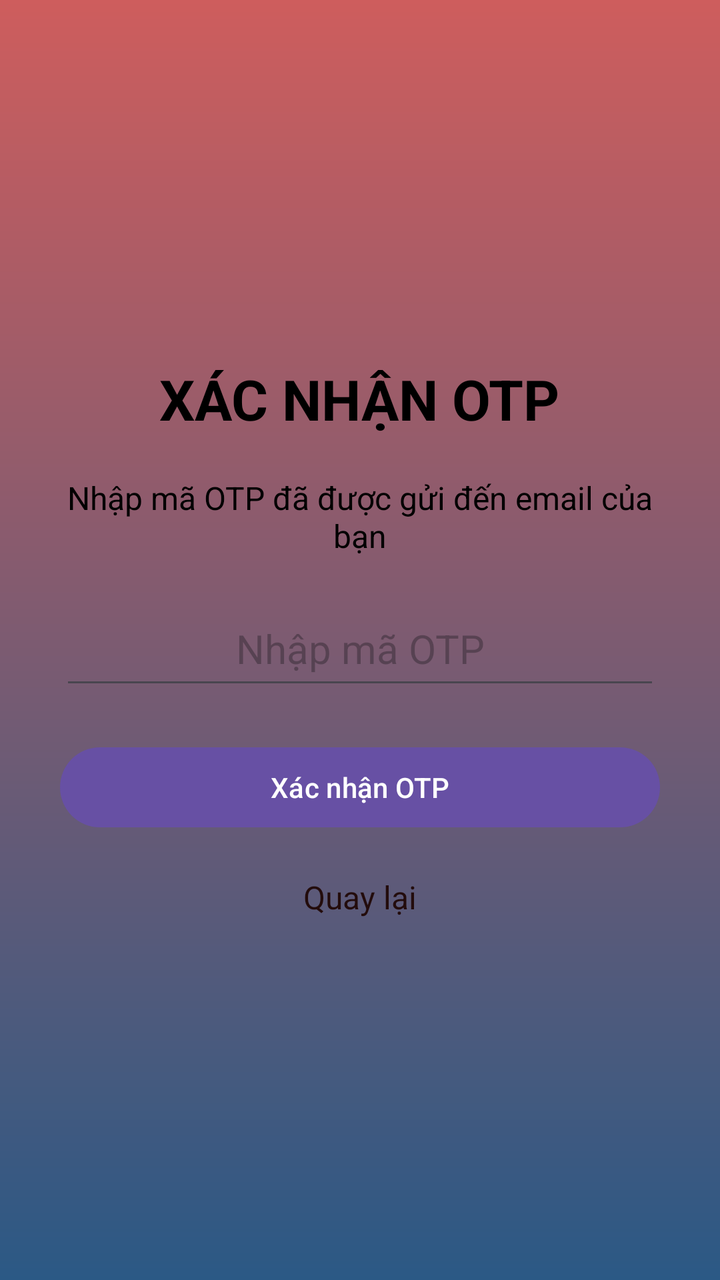
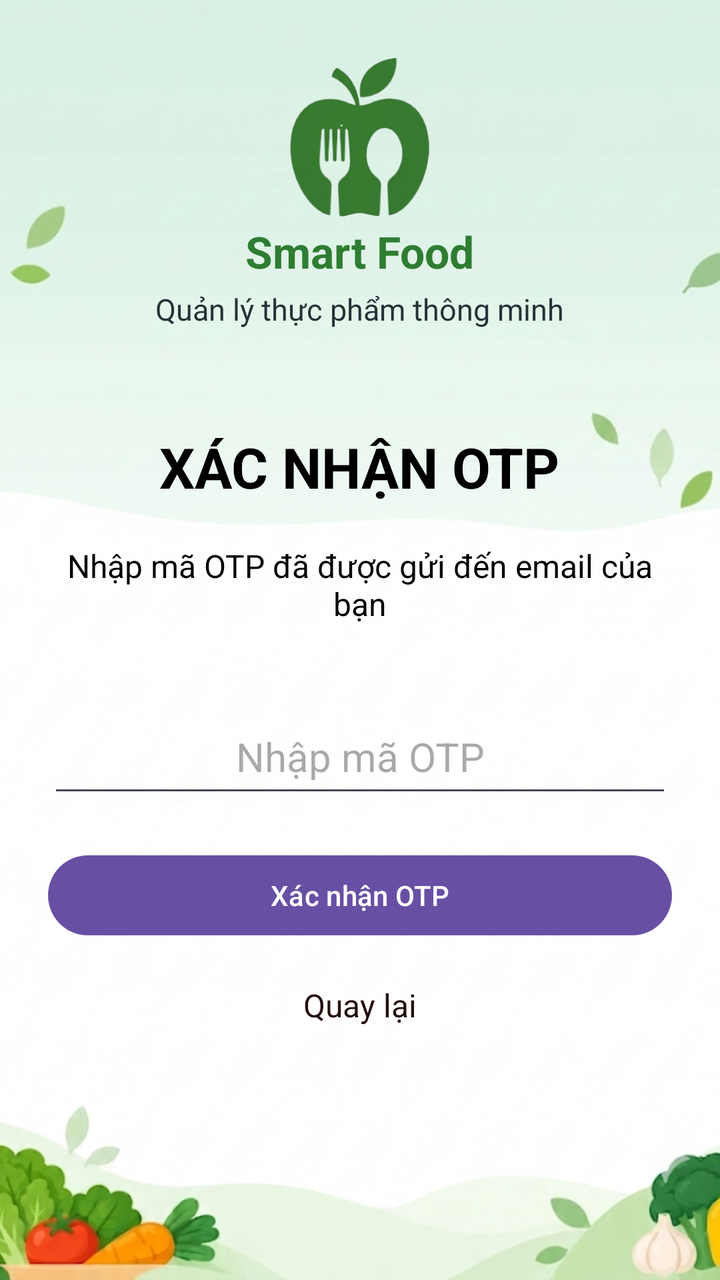

Screens rendered from an Android XML layout before and after an edit, with the pre-edit source and the edit as a unified diff.
<!-- AndroidManifest.xml: application theme Theme.AndroidApp -->
<!-- res/layout/activity_verify_otp.xml -->
<?xml version="1.0" encoding="utf-8"?>
<LinearLayout
    xmlns:android="http://schemas.android.com/apk/res/android"
    android:id="@+id/main"
    android:layout_width="match_parent"
    android:layout_height="match_parent"
    android:orientation="vertical"
    android:gravity="center"
    android:padding="30dp"
    android:background="@drawable/bg">

    
    <TextView
        android:layout_width="wrap_content"
        android:layout_height="wrap_content"
        android:text="XÁC NHẬN OTP"
        android:textSize="28sp"
        android:textStyle="bold"
        android:textColor="#000000"
        android:layout_marginBottom="20dp" />

    
    <TextView
        android:layout_width="match_parent"
        android:layout_height="wrap_content"
        android:text="Nhập mã OTP đã được gửi đến email của bạn"
        android:textSize="16sp"
        android:textColor="#000000"
        android:gravity="center"
        android:layout_marginBottom="20dp" />

    
    <EditText
        android:id="@+id/edtOtp"
        android:layout_width="match_parent"
        android:layout_height="wrap_content"
        android:hint="Nhập mã OTP"
        android:inputType="number"
        android:maxLength="6"
        android:padding="12dp"
        android:gravity="center"
        android:textSize="20sp"
        android:layout_marginBottom="20dp" />

    
    <Button
        android:id="@+id/btnVerifyOtp"
        android:layout_width="match_parent"
        android:layout_height="wrap_content"
        android:text="Xác nhận OTP" />

    
    <TextView
        android:id="@+id/txtBackToForgot"
        android:layout_width="wrap_content"
        android:layout_height="wrap_content"
        android:text="Quay lại"
        android:textSize="16sp"
        android:textColor="#230C0C"
        android:layout_marginTop="20dp"
        android:clickable="true"
        android:focusable="true" />

</LinearLayout>
<!-- resources referenced by this layout -->
<resources>
  <!-- drawable bg (drawable) -->
  <?xml version="1.0" encoding="utf-8"?>
  <shape xmlns:android="http://schemas.android.com/apk/res/android">
      <gradient android:type="linear" android:angle="100"
          android:startColor="#CE5D5D" android:endColor="#2B5985"/>
  </shape>
  <style name="Theme.AndroidApp" parent="Base.Theme.AndroidApp" />
  <style name="Base.Theme.AndroidApp" parent="Theme.Material3.DayNight.NoActionBar">
          
          
      </style>
</resources>

<!-- the commit's change to res/layout/activity_verify_otp.xml (unified diff, before → after) -->
@@ -1,64 +1,109 @@
 <?xml version="1.0" encoding="utf-8"?>
-<LinearLayout
+<FrameLayout
     xmlns:android="http://schemas.android.com/apk/res/android"
+    xmlns:app="http://schemas.android.com/apk/res-auto"
     android:id="@+id/main"
     android:layout_width="match_parent"
     android:layout_height="match_parent"
-    android:orientation="vertical"
-    android:gravity="center"
-    android:padding="30dp"
-    android:background="@drawable/bg">
+    android:background="#FFFFFF">
 
     
-    <TextView
-        android:layout_width="wrap_content"
-        android:layout_height="wrap_content"
-        android:text="XÁC NHẬN OTP"
-        android:textSize="28sp"
-        android:textStyle="bold"
-        android:textColor="#000000"
-        android:layout_marginBottom="20dp" />
+    <ImageView
+        android:layout_width="match_parent"
+        android:layout_height="match_parent"
+        android:src="@drawable/img"
+        android:scaleType="centerCrop"
+        android:contentDescription="@null" />
 
     
+    <LinearLayout
+        android:layout_width="match_parent"
+        android:layout_height="match_parent"
+        android:orientation="vertical"
+        android:gravity="center_horizontal"
+        android:paddingStart="24dp"
+        android:paddingEnd="24dp">
+
+        
+        <ImageView
+            android:layout_width="184dp"
+            android:layout_height="83dp"
+            android:layout_marginTop="28dp"
+            android:scaleType="fitCenter"
+            android:src="@drawable/logo"
+            android:contentDescription="Logo Smart Food" />
+
+        
+        <TextView
+            android:layout_width="wrap_content"
+            android:layout_height="wrap_content"
+            android:text="Smart Food"
+            android:textColor="#2E7D32"
+            android:textSize="22sp"
+            android:textStyle="bold" />
+
+        
+        <TextView
+            android:layout_width="wrap_content"
+            android:layout_height="wrap_content"
+            android:layout_marginTop="4dp"
+            android:text="Quản lý thực phẩm thông minh"
+            android:textColor="#263238"
+            android:textSize="15sp" />
+
     <TextView
-        android:layout_width="match_parent"
-        android:layout_height="wrap_content"
-        android:text="Nhập mã OTP đã được gửi đến email của bạn"
-        android:textSize="16sp"
-        android:textColor="#000000"
-        android:gravity="center"
-        android:layout_marginBottom="20dp" />
+            android:layout_width="wrap_content"
+            android:layout_height="wrap_content"
+            android:layout_marginTop="50dp"
+            android:text="XÁC NHẬN OTP"
+            android:textSize="28sp"
+            android:textStyle="bold"
+            android:textColor="#000000"
+            android:layout_marginBottom="20dp" />
 
-    
-    <EditText
-        android:id="@+id/edtOtp"
-        android:layout_width="match_parent"
-        android:layout_height="wrap_content"
-        android:hint="Nhập mã OTP"
-        android:inputType="number"
-        android:maxLength="6"
-        android:padding="12dp"
-        android:gravity="center"
-        android:textSize="20sp"
-        android:layout_marginBottom="20dp" />
+        
+        <TextView
+            android:layout_width="match_parent"
+            android:layout_height="wrap_content"
+            android:text="Nhập mã OTP đã được gửi đến email của bạn"
+            android:textSize="16sp"
+            android:textColor="#000000"
+            android:gravity="center"
+            android:layout_marginBottom="20dp" />
 
-    
-    <Button
-        android:id="@+id/btnVerifyOtp"
-        android:layout_width="match_parent"
-        android:layout_height="wrap_content"
-        android:text="Xác nhận OTP" />
+        
+        <EditText
+            android:id="@+id/edtOtp"
+            android:layout_width="match_parent"
+            android:layout_height="wrap_content"
+            android:hint="Nhập mã OTP"
+            android:inputType="number"
+            android:maxLength="6"
+            android:padding="12dp"
+            android:gravity="center"
+            android:textSize="20sp"
+            android:layout_marginTop="20dp"
+            android:layout_marginBottom="20dp" />
 
-    
-    <TextView
-        android:id="@+id/txtBackToForgot"
-        android:layout_width="wrap_content"
-        android:layout_height="wrap_content"
-        android:text="Quay lại"
-        android:textSize="16sp"
-        android:textColor="#230C0C"
-        android:layout_marginTop="20dp"
-        android:clickable="true"
-        android:focusable="true" />
+        
+        <Button
+            android:id="@+id/btnVerifyOtp"
+            android:layout_width="match_parent"
+            android:layout_height="wrap_content"
+            android:text="Xác nhận OTP" />
 
-</LinearLayout>
+        
+        <TextView
+            android:id="@+id/txtBackToForgot"
+            android:layout_width="wrap_content"
+            android:layout_height="wrap_content"
+            android:text="Quay lại"
+            android:textSize="16sp"
+            android:textColor="#230C0C"
+            android:layout_marginTop="20dp"
+            android:clickable="true"
+            android:focusable="true" />
+
+    </LinearLayout>
+
+</FrameLayout>
<!-- resource entries referenced after the edit -->
@@ -1,11 +1,7 @@
 <!-- resources referenced by this layout -->
 <resources>
-  <!-- drawable bg (drawable) -->
-  <?xml version="1.0" encoding="utf-8"?>
-  <shape xmlns:android="http://schemas.android.com/apk/res/android">
-      <gradient android:type="linear" android:angle="100"
-          android:startColor="#CE5D5D" android:endColor="#2B5985"/>
-  </shape>
+  <!-- drawable img: png bitmap (drawable, 497539 bytes) -->
+  <!-- drawable logo: png bitmap (drawable, 38697 bytes) -->
   <style name="Theme.AndroidApp" parent="Base.Theme.AndroidApp" />
   <style name="Base.Theme.AndroidApp" parent="Theme.Material3.DayNight.NoActionBar">
           
